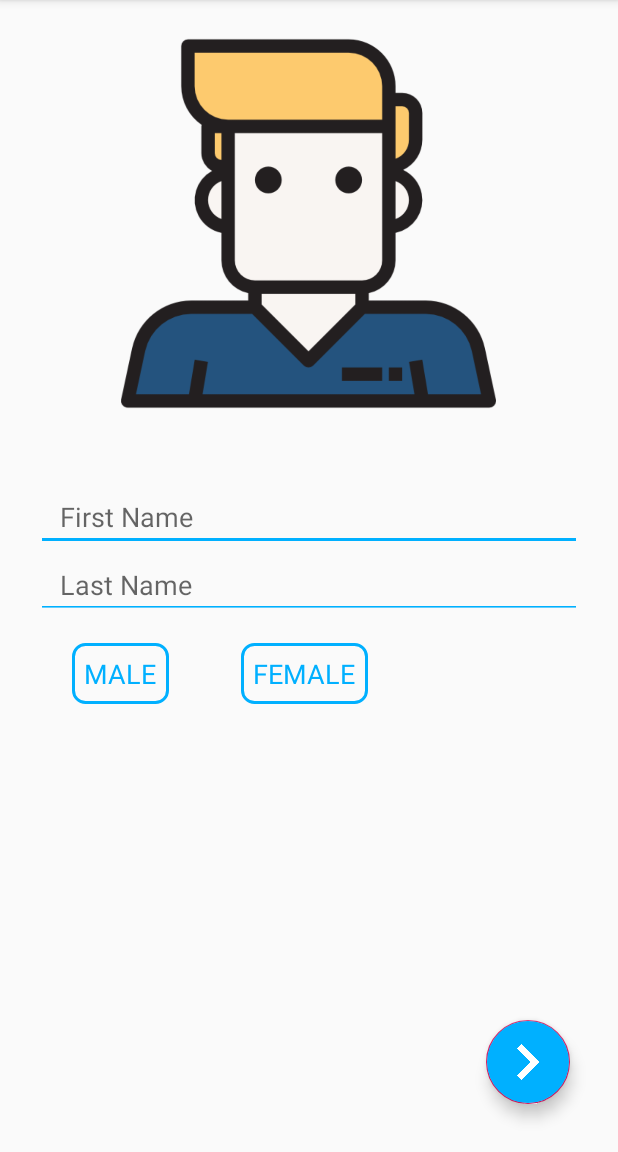
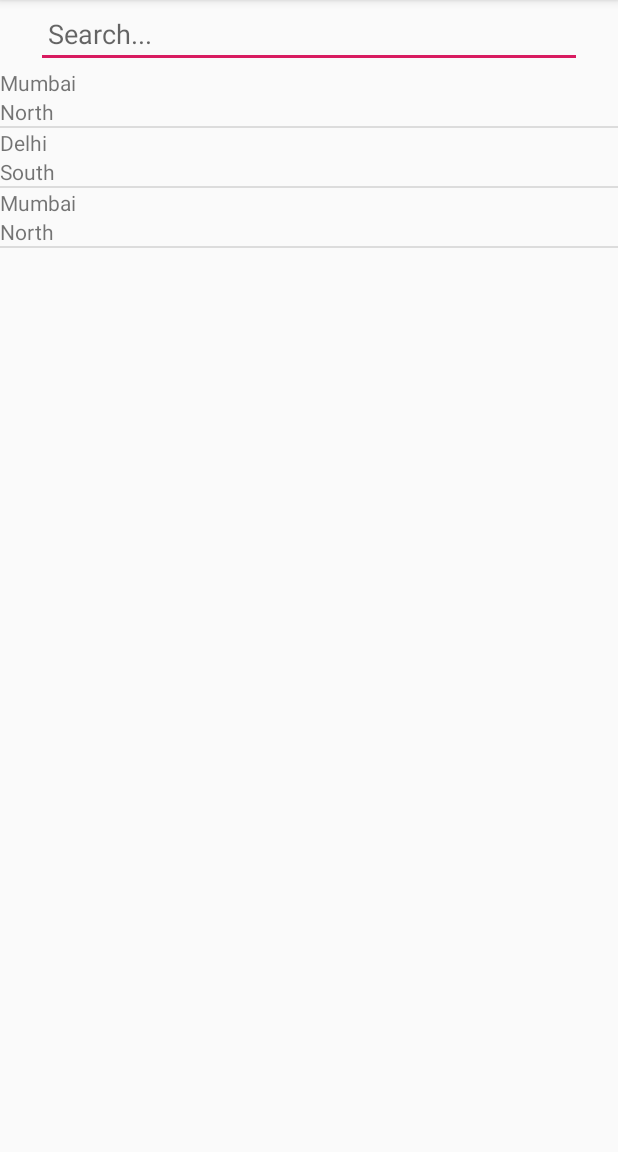
Before and after one commit to aakashvats2910/Rental, an Android app: the screen it shows after launch (UserInfoGatherActivity before the commit, FetchResultActivity after it), on a phone screen of 412 x 824 dp, the part 84-1236 px from its top. Run offline under Robolectric (Android 15) with nearby library versions, the phone set to English and light mode, and no system bars; our stand-ins replace Firebase (no records; nobody signed in at launch, a user with empty details on screens opened directly); libraries missing offline, so code that uses them is left out: com.firebase.ui; 1 statement that could not run was skipped.

Commit message:
Implemented ResultAdapter, Made new activity for results

```diff
--- a/app/build.gradle
+++ b/app/build.gradle
@@ -36,6 +36,7 @@ dependencies {
 
     //noinspection GradleCompatible
     implementation 'com.android.support:design:27.1.1'
+    implementation 'com.google.android.gms:play-services-maps:17.0.0'
 
     //circular custome progress bar dependency
     implementation 'com.mikhaellopez:circularprogressbar:3.0.3'
@@ -44,12 +45,12 @@ dependencies {
     implementation 'com.mikhaellopez:circularimageview:4.2.0'
 
     //firebase dependencies
-    implementation 'com.google.firebase:firebase-analytics:17.2.2'
-    implementation 'com.google.firebase:firebase-firestore:21.4.0'
+    implementation 'com.google.firebase:firebase-analytics:17.2.3'
+    implementation 'com.google.firebase:firebase-firestore:21.4.1'
     implementation 'com.google.firebase:firebase-auth:19.2.0'
     implementation 'com.firebaseui:firebase-ui-auth:4.3.1'
 
     testImplementation 'junit:junit:4.12'
-    androidTestImplementation 'androidx.test.ext:junit:1.1.0'
-    androidTestImplementation 'androidx.test.espresso:espresso-core:3.1.1'
+    androidTestImplementation 'androidx.test.ext:junit:1.1.1'
+    androidTestImplementation 'androidx.test.espresso:espresso-core:3.2.0'
 }
--- a/app/src/main/AndroidManifest.xml
+++ b/app/src/main/AndroidManifest.xml
@@ -7,6 +7,9 @@
         android:required="true" />
 
     <uses-permission android:name="android.permission.CAMERA" />
+    <uses-permission android:name="android.permission.ACCESS_FINE_LOCATION" />
+    <uses-permission android:name="android.permission.ACCESS_COARSE_LOCATION" />
+    <uses-permission android:name="android.permission.INTERNET" />
 
     <application
         android:allowBackup="true"
@@ -15,7 +18,8 @@
         android:roundIcon="@mipmap/ic_launcher_round"
         android:supportsRtl="true"
         android:theme="@style/AppTheme">
-        <activity android:name=".FetchListActivity"></activity>
+
+        <activity android:name=".FetchResultActivity" />
         <activity android:name=".UserInfoGatherActivity" />
         <activity android:name=".MainActivity">
             <intent-filter>
--- a/app/src/main/java/com/example/rental/FetchListActivity.kt
+++ /dev/null
@@ -1,12 +0,0 @@
-package com.example.rental
-
-import androidx.appcompat.app.AppCompatActivity
-import android.os.Bundle
-
-class FetchListActivity : AppCompatActivity() {
-
-    override fun onCreate(savedInstanceState: Bundle?) {
-        super.onCreate(savedInstanceState)
-        setContentView(R.layout.activity_fetch_list)
-    }
-}
--- /dev/null
+++ b/app/src/main/java/com/example/rental/FetchResultActivity.kt
@@ -0,0 +1,24 @@
+package com.example.rental
+
+import androidx.appcompat.app.AppCompatActivity
+import android.os.Bundle
+import com.example.rental.adapters.ResultAdapter
+import com.example.rental.util.Result
+import kotlinx.android.synthetic.main.activity_fetch_result.*
+import org.jetbrains.annotations.TestOnly
+
+class FetchResultActivity : AppCompatActivity() {
+
+    override fun onCreate(savedInstanceState: Bundle?) {
+        super.onCreate(savedInstanceState)
+        setContentView(R.layout.activity_fetch_result)
+
+        // TODO take the data from the internet instead of the hard coded.
+        var abc = arrayListOf<Result>()
+        abc.add(Result("Mumbai","North"))
+        abc.add(Result("Delhi","South"))
+        abc.add(Result("Mumbai","North"))
+
+        result_list_view.adapter = ResultAdapter(FetchResultActivity@this, R.layout.result_list, abc)
+    }
+}
--- a/app/src/main/java/com/example/rental/MainActivity.kt
+++ b/app/src/main/java/com/example/rental/MainActivity.kt
@@ -30,7 +30,7 @@ class MainActivity : AppCompatActivity() {
         super.onCreate(savedInstanceState)
         setContentView(R.layout.activity_main)
 
-        startActivity(Intent(this, UserInfoGatherActivity::class.java))
+        startActivity(Intent(this@MainActivity, FetchResultActivity::class.java))
 
         Fire.Static.initializeCloud()
 
--- a/app/src/main/java/com/example/rental/UserInfoGatherActivity.kt
+++ b/app/src/main/java/com/example/rental/UserInfoGatherActivity.kt
@@ -44,7 +44,7 @@ class UserInfoGatherActivity : AppCompatActivity() {
 
         next_page_button.setOnClickListener{
             if (isMale != null && first_name.text.toString().trim().isNotEmpty() && last_name.text.toString().trim().isNotEmpty()) {
-                startActivity(Intent(this@UserInfoGatherActivity, FetchListActivity::class.java))
+//                startActivity(Intent(this@UserInfoGatherActivity, FetchListActivity::class.java))
             }
         }
 
--- /dev/null
+++ b/app/src/main/java/com/example/rental/adapters/ResultAdapter.kt
@@ -0,0 +1,38 @@
+package com.example.rental.adapters
+
+import android.app.Activity
+import android.content.Context
+import android.view.View
+import android.view.ViewGroup
+import android.widget.ArrayAdapter
+import android.widget.TextView
+import androidx.annotation.NonNull
+import com.example.rental.R
+import com.example.rental.util.Result
+
+class ResultAdapter : ArrayAdapter<Result> {
+
+    constructor(context: Context, resource: Int, objects: List<Result>) : super(
+        context,
+        resource,
+        objects
+    )
+
+    override fun getView(position: Int, convertView: View?, parent: ViewGroup): View {
+
+        var myConvertedView = convertView
+        myConvertedView = (context as Activity).layoutInflater.inflate(R.layout.result_list, parent, false)
+
+        var description_field = myConvertedView.findViewById<TextView>(R.id.description_field)
+        var place_field = myConvertedView.findViewById<TextView>(R.id.place_field)
+
+        val result = getItem(position)
+
+        place_field.text = result!!.place
+        description_field.text = result.description
+
+        return myConvertedView
+    }
+
+
+}
--- /dev/null
+++ b/app/src/main/java/com/example/rental/util/Result.kt
@@ -0,0 +1,5 @@
+package com.example.rental.util
+
+class Result(public var place: String, public var description: String) {
+
+}
--- a/app/src/main/res/layout/activity_fetch_list.xml
+++ /dev/null
@@ -1,9 +0,0 @@
-<?xml version="1.0" encoding="utf-8"?>
-<androidx.constraintlayout.widget.ConstraintLayout xmlns:android="http://schemas.android.com/apk/res/android"
-    xmlns:app="http://schemas.android.com/apk/res-auto"
-    xmlns:tools="http://schemas.android.com/tools"
-    android:layout_width="match_parent"
-    android:layout_height="match_parent"
-    tools:context=".FetchListActivity">
-
-</androidx.constraintlayout.widget.ConstraintLayout>
--- /dev/null
+++ b/app/src/main/res/layout/activity_fetch_result.xml
@@ -0,0 +1,26 @@
+<?xml version="1.0" encoding="utf-8"?>
+<LinearLayout xmlns:android="http://schemas.android.com/apk/res/android"
+    xmlns:app="http://schemas.android.com/apk/res-auto"
+    xmlns:tools="http://schemas.android.com/tools"
+    android:layout_width="match_parent"
+    android:layout_height="match_parent"
+    tools:context=".FetchResultActivity"
+    android:orientation="vertical">
+
+    <EditText
+        android:id="@+id/search_field"
+        android:layout_width="match_parent"
+        android:layout_height="wrap_content"
+        android:layout_marginStart="24dp"
+        android:layout_marginEnd="24dp"
+        android:hint="Search..."
+        android:paddingStart="8dp"
+        android:paddingEnd="8dp"
+        tools:ignore="HardcodedText" />
+
+    <ListView
+        android:id="@+id/result_list_view"
+        android:layout_width="match_parent"
+        android:layout_height="match_parent"/>
+
+</LinearLayout>
--- /dev/null
+++ b/app/src/main/res/layout/result_list.xml
@@ -0,0 +1,17 @@
+<?xml version="1.0" encoding="utf-8"?>
+<LinearLayout
+    xmlns:android="http://schemas.android.com/apk/res/android" android:layout_width="match_parent"
+    android:layout_height="match_parent"
+    android:orientation="vertical">
+
+    <TextView
+        android:id="@+id/place_field"
+        android:layout_width="match_parent"
+        android:layout_height="wrap_content"/>
+
+    <TextView
+        android:id="@+id/description_field"
+        android:layout_width="match_parent"
+        android:layout_height="wrap_content"/>
+
+</LinearLayout>
--- a/build.gradle
+++ b/build.gradle
@@ -8,7 +8,7 @@ buildscript {
 
     }
     dependencies {
-        classpath 'com.android.tools.build:gradle:3.6.0'
+        classpath 'com.android.tools.build:gradle:3.6.1'
         classpath "org.jetbrains.kotlin:kotlin-gradle-plugin:$kotlin_version"
         classpath 'com.google.gms:google-services:4.3.3'
         // NOTE: Do not place your application dependencies here; they belong
```
Also changed, not shown: app/src/main/res/drawable-v24/ic_search.png (added).
